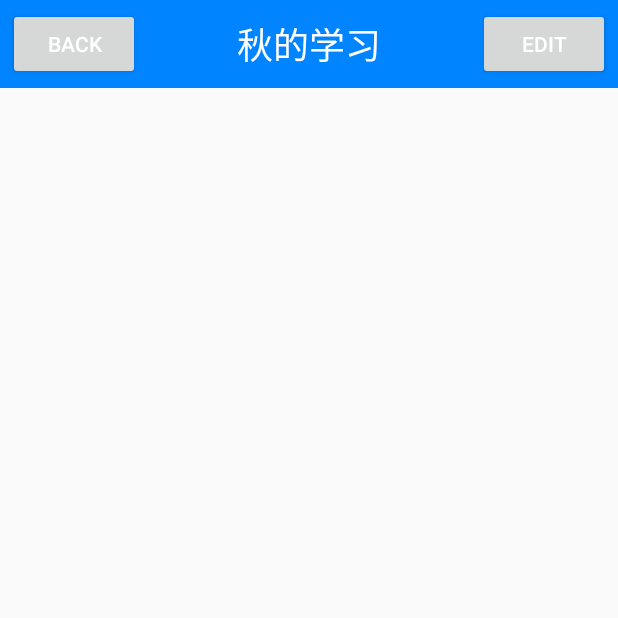
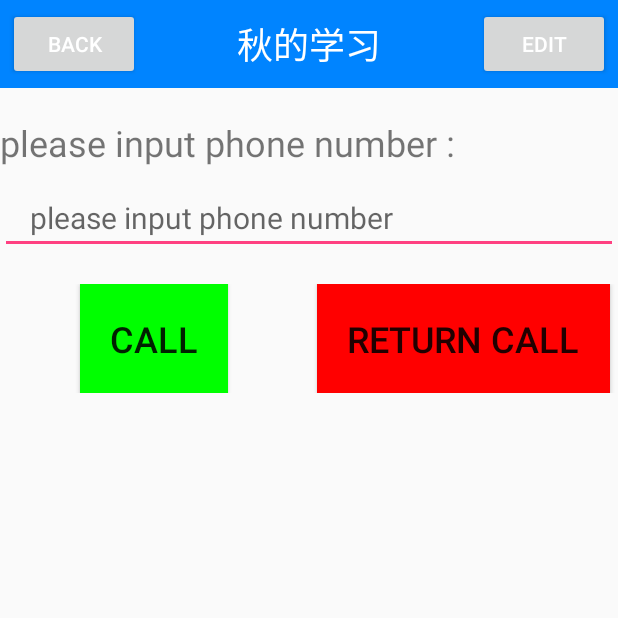
Before and after one commit to liqiuhua/AndroidActivityStudy, an Android app: the ThreeActivity screen opened directly, with no data from a screen before it, on a phone screen of 412 x 824 dp, the top half of it. Run offline under Robolectric (Android 15) with nearby library versions, the phone set to English and light mode, and no system bars.

Commit message:
把第三界面更改为权限和拨号功能示例的使用

```diff
--- a/app/src/main/AndroidManifest.xml
+++ b/app/src/main/AndroidManifest.xml
@@ -3,7 +3,7 @@
     package="com.example.leo.activitystudy">
 
     <uses-permission android:name="android.permission.ACCESS_NETWORK_STATE" />
-
+    <uses-permission android:name="android.permission.CALL_PHONE"/>
     <application
         android:allowBackup="true"
         android:icon="@mipmap/ic_launcher"
--- a/app/src/main/java/com/example/leo/activitystudy/ThreeActivity.java
+++ b/app/src/main/java/com/example/leo/activitystudy/ThreeActivity.java
@@ -1,13 +1,112 @@
 package com.example.leo.activitystudy;
 
+import android.Manifest;
+import android.content.Intent;
+import android.content.IntentFilter;
+import android.content.pm.PackageManager;
+import android.net.Uri;
+import android.support.annotation.NonNull;
+import android.support.v4.app.ActivityCompat;
+import android.support.v4.content.ContextCompat;
 import android.support.v7.app.AppCompatActivity;
 import android.os.Bundle;
+import android.view.View;
+import android.widget.Button;
+import android.widget.EditText;
+import android.widget.Toast;
 
-public class ThreeActivity extends BaseActivity {
+public class ThreeActivity extends BaseActivity implements View.OnClickListener {
 
+    private Button pbtnPhoneCall;
+    private EditText editTextPhoneNum;
+    private Button pbtnReturnCall;
     @Override
     protected void onCreate(Bundle savedInstanceState) {
         super.onCreate(savedInstanceState);
         setContentView(R.layout.three_layout);
+        pbtnPhoneCall = (Button)findViewById(R.id.pbtnCallPhone);
+        editTextPhoneNum = (EditText)findViewById(R.id.editTextPhoneNum);
+        pbtnPhoneCall.setOnClickListener(this);
+        pbtnReturnCall =(Button)findViewById(R.id.pbtnReturnCall);
+        pbtnReturnCall.setOnClickListener(this);
+
+    }
+    private void call()
+    {
+        try
+        {
+            Intent intent = new Intent(Intent.ACTION_CALL);
+            intent.setData(Uri.parse("tel:"+editTextPhoneNum.getText().toString()));
+            startActivity(intent);
+        }
+        catch (SecurityException e)
+        {
+            e.printStackTrace();
+        }
+    }
+    @Override
+    public void onClick(View v) {
+        switch (v.getId())
+        {
+            case R.id.pbtnCallPhone:
+            {
+                if(ContextCompat.checkSelfPermission(ThreeActivity.this, Manifest.permission.CALL_PHONE)!= PackageManager.PERMISSION_GRANTED)
+                {
+                    ActivityCompat.requestPermissions(ThreeActivity.this,new String[]{Manifest.permission.CALL_PHONE},1);
+
+                }
+                else
+                {
+                    if(!editTextPhoneNum.getText().toString().isEmpty())
+                        call();
+                    else
+                    {
+                        Toast.makeText(this,"please input phone number",Toast.LENGTH_SHORT).show();
+                    }
+                }
+            }
+                break;
+            case R.id.pbtnReturnCall:
+            {
+                if(ContextCompat.checkSelfPermission(ThreeActivity.this, Manifest.permission.CALL_PHONE)!= PackageManager.PERMISSION_GRANTED)
+                {
+                   // ActivityCompat.requestPermissions(ThreeActivity.this,new String[]{Manifest.permission.CALL_PHONE},1);
+                    Toast.makeText(this,"you denied the permission",Toast.LENGTH_SHORT).show();
+
+                }
+                else
+                {
+                    try
+                    {
+                        Intent intent = new Intent(Intent.ACTION_CALL_BUTTON);
+                        startActivity(intent);
+                    }
+                    catch (SecurityException e)
+                    {
+                        e.printStackTrace();
+                    }
+                }
+            }
+            break;
+        }
+    }
+
+    @Override
+    public void onRequestPermissionsResult(int requestCode, @NonNull String[] permissions, @NonNull int[] grantResults) {
+        switch (requestCode)
+        {
+            case 1:
+                if(grantResults.length>0 && grantResults[0]==PackageManager.PERMISSION_GRANTED)
+                {
+                    if(editTextPhoneNum.getText().toString()!=null)
+                        call();
+                }
+                else
+                {
+                    Toast.makeText(this,"you denied the permission",Toast.LENGTH_SHORT).show();
+                }
+                break;
+                default:break;
+        }
     }
 }
--- a/app/src/main/res/layout/three_layout.xml
+++ b/app/src/main/res/layout/three_layout.xml
@@ -1,17 +1,69 @@
 <?xml version="1.0" encoding="utf-8"?>
-<android.support.constraint.ConstraintLayout xmlns:android="http://schemas.android.com/apk/res/android"
+<LinearLayout xmlns:android="http://schemas.android.com/apk/res/android"
     xmlns:app="http://schemas.android.com/apk/res-auto"
     xmlns:tools="http://schemas.android.com/tools"
     android:layout_width="match_parent"
     android:layout_height="match_parent"
+    android:orientation="vertical"
     tools:context=".ThreeActivity">
     <com.example.leo.activitystudy.TitleLayout
         android:layout_width="match_parent"
         android:layout_height="wrap_content"
         />
-    <android.support.v7.widget.RecyclerView
-        android:id="@+id/recyclerThree"
+    <TextView
         android:layout_width="match_parent"
-        android:layout_height="match_parent">
-    </android.support.v7.widget.RecyclerView>
-</android.support.constraint.ConstraintLayout>
+        android:layout_height="wrap_content"
+        android:text="please input phone number :"
+        android:paddingTop="20dp"
+        android:textSize="24dp"/>
+    <EditText
+        android:id="@+id/editTextPhoneNum"
+        android:layout_width="match_parent"
+        android:layout_height="wrap_content"
+        android:singleLine="true"
+        android:inputType="phone"
+        android:hint="please input phone number"
+        android:textSize="20dp"
+        android:paddingTop="20dp"
+        android:paddingLeft="20dp"/>
+    <LinearLayout
+        android:layout_width="match_parent"
+        android:layout_height="wrap_content"
+        android:orientation="horizontal"
+        android:paddingTop="20dp"
+        >
+
+        <LinearLayout
+            android:layout_width="match_parent"
+            android:layout_weight="1"
+            android:layout_height="wrap_content"
+            android:orientation="horizontal"
+            android:gravity="center">
+        <Button
+            android:id="@+id/pbtnCallPhone"
+            android:layout_width="wrap_content"
+            android:layout_height="wrap_content"
+            android:background="#0f0"
+            android:padding="20dp"
+            android:text="Call"
+            android:textAlignment="center"
+            android:textSize="24dp" />
+        </LinearLayout>
+        <LinearLayout
+            android:layout_width="match_parent"
+            android:layout_weight="1"
+            android:layout_height="wrap_content"
+            android:orientation="horizontal"
+            android:gravity="center">
+        <Button
+            android:id="@+id/pbtnReturnCall"
+            android:layout_width="wrap_content"
+            android:layout_height="wrap_content"
+            android:background="#f00"
+            android:padding="20dp"
+            android:text="Return Call"
+            android:textAlignment="center"
+            android:textSize="24dp" />
+            </LinearLayout>
+    </LinearLayout>
+</LinearLayout>
```
Also changed, not shown: 1 other file.
